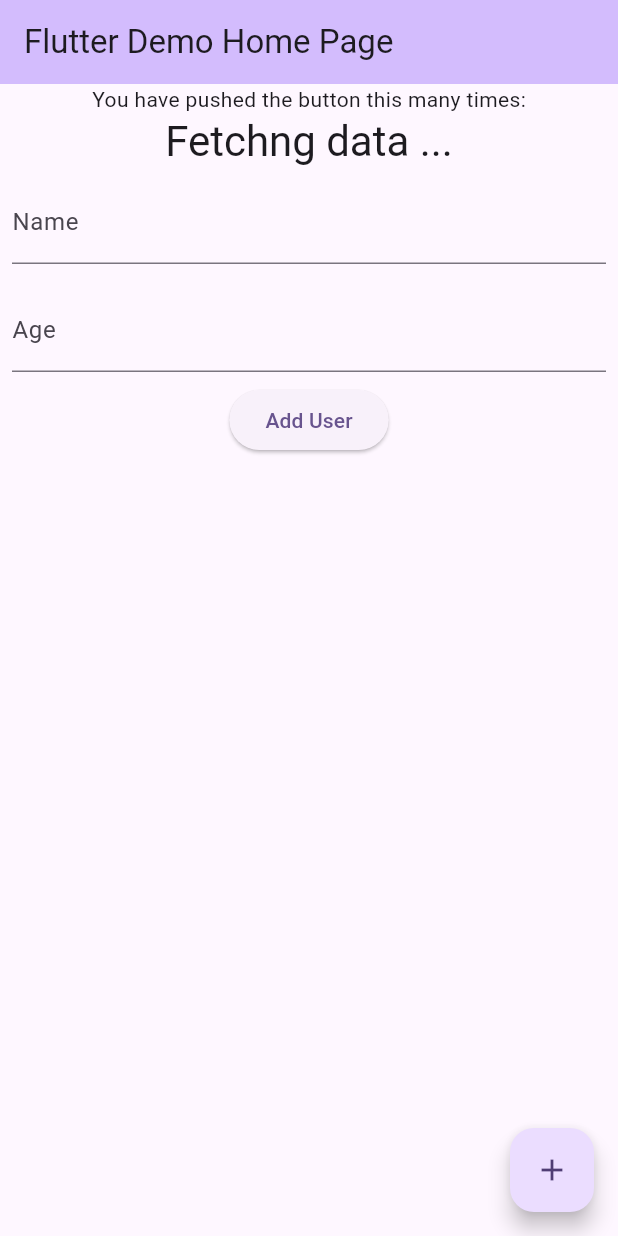
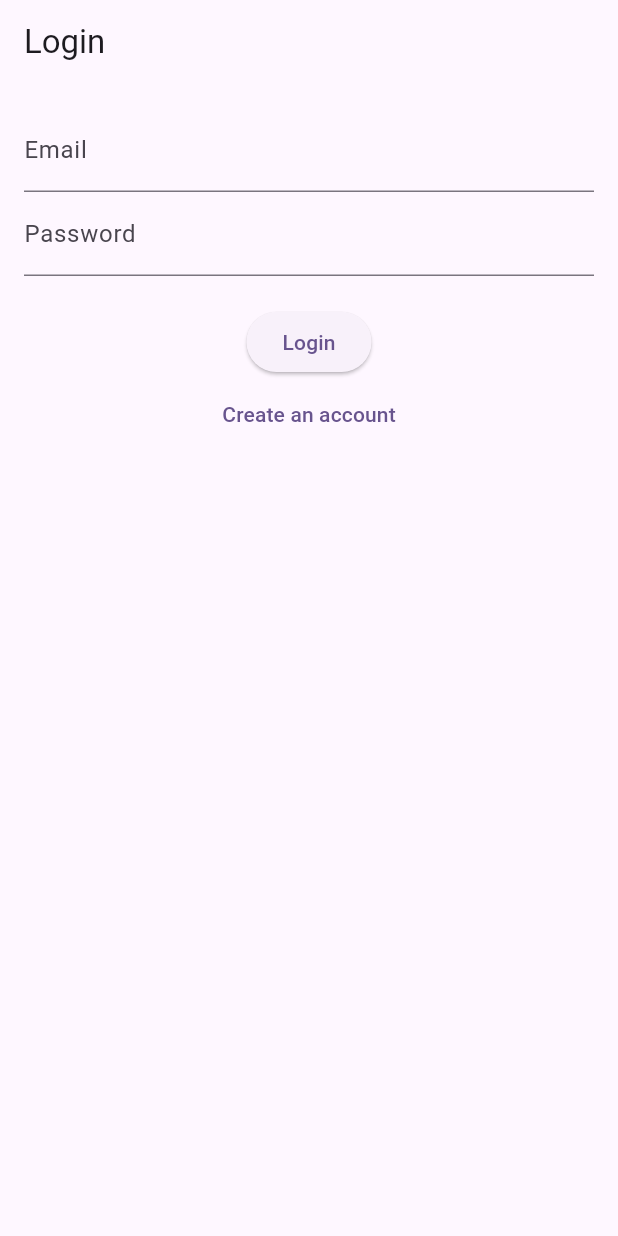
Before and after one commit to binodcoder/design_patterns, a Flutter app: the screen it shows after launch, on a phone screen of 412 x 824 dp. Run offline on Flutter 3.47's test engine with Material 3 defaults, Android fonts, the phone set to English and light mode, and no system bars; our stand-ins replace cloud_firestore, firebase_auth, firebase_core; accounts and stored records are empty.

Commit message:
singleton auth service implementation for firebase

```diff
--- /dev/null
+++ b/singleton/singleton_demo/lib/auth_screen.dart
@@ -0,0 +1,73 @@
+import 'package:firebase_auth/firebase_auth.dart';
+import 'package:flutter/material.dart';
+import 'auth_service.dart';
+import 'home_screen.dart';
+
+class AuthScreen extends StatefulWidget {
+  @override
+  _AuthScreenState createState() => _AuthScreenState();
+}
+
+class _AuthScreenState extends State<AuthScreen> {
+  final TextEditingController _emailController = TextEditingController();
+  final TextEditingController _passwordController = TextEditingController();
+  bool _isLogin = true;
+
+  void _authenticate() async {
+    String email = _emailController.text;
+    String password = _passwordController.text;
+
+    if (email.isEmpty || password.isEmpty) return;
+
+    if (_isLogin) {
+      User? user = await AuthService().signIn(email, password);
+      if (user != null) _navigateToHome();
+    } else {
+      User? user = await AuthService().signUp(email, password);
+      if (user != null) _navigateToHome();
+    }
+  }
+
+  void _navigateToHome() {
+    Navigator.pushReplacement(
+      context,
+      MaterialPageRoute(builder: (context) => HomeScreen()),
+    );
+  }
+
+  @override
+  Widget build(BuildContext context) {
+    return Scaffold(
+      appBar: AppBar(title: Text(_isLogin ? "Login" : "Sign Up")),
+      body: Padding(
+        padding: const EdgeInsets.all(16.0),
+        child: Column(
+          children: [
+            TextField(
+              controller: _emailController,
+              decoration: InputDecoration(labelText: "Email"),
+            ),
+            TextField(
+              controller: _passwordController,
+              decoration: InputDecoration(labelText: "Password"),
+              obscureText: true,
+            ),
+            SizedBox(height: 20),
+            ElevatedButton(
+              onPressed: _authenticate,
+              child: Text(_isLogin ? "Login" : "Sign Up"),
+            ),
+            TextButton(
+              onPressed: () {
+                setState(() {
+                  _isLogin = !_isLogin;
+                });
+              },
+              child: Text(_isLogin ? "Create an account" : "Already have an account? Login"),
+            ),
+          ],
+        ),
+      ),
+    );
+  }
+}
--- /dev/null
+++ b/singleton/singleton_demo/lib/auth_service.dart
@@ -0,0 +1,48 @@
+import 'package:firebase_auth/firebase_auth.dart';
+
+class AuthService {
+  static final AuthService _instance = AuthService._internal();
+  final FirebaseAuth _auth = FirebaseAuth.instance;
+
+  factory AuthService() {
+    return _instance;
+  }
+
+  AuthService._internal();
+
+  // Get the current user
+  User? get currentUser => _auth.currentUser;
+
+  // Sign up user
+  Future<User?> signUp(String email, String password) async {
+    try {
+      UserCredential userCredential = await _auth.createUserWithEmailAndPassword(
+        email: email,
+        password: password,
+      );
+      return userCredential.user;
+    } catch (e) {
+      print("Error: $e");
+      return null;
+    }
+  }
+
+  // Sign in user
+  Future<User?> signIn(String email, String password) async {
+    try {
+      UserCredential userCredential = await _auth.signInWithEmailAndPassword(
+        email: email,
+        password: password,
+      );
+      return userCredential.user;
+    } catch (e) {
+      print("Error: $e");
+      return null;
+    }
+  }
+
+  // Sign out user
+  Future<void> signOut() async {
+    await _auth.signOut();
+  }
+}
--- a/singleton/singleton_demo/lib/main.dart
+++ b/singleton/singleton_demo/lib/main.dart
@@ -1,7 +1,10 @@
 import 'package:firebase_core/firebase_core.dart';
 import 'package:flutter/material.dart';
 import 'package:singleton_demo/api_service.dart';
+import 'package:singleton_demo/auth_screen.dart';
+import 'package:singleton_demo/auth_service.dart';
 import 'package:singleton_demo/firestore_service.dart';
+import 'package:singleton_demo/home_screen.dart';
 import 'package:singleton_demo/todo.dart';
 
 void main() async {
@@ -37,7 +40,8 @@ class MyApp extends StatelessWidget {
         colorScheme: ColorScheme.fromSeed(seedColor: Colors.deepPurple),
         useMaterial3: true,
       ),
-      home: const MyHomePage(title: 'Flutter Demo Home Page'),
+      home: AuthService().currentUser != null ? HomeScreen() : AuthScreen(),
+      // home: const MyHomePage(title: 'Flutter Demo Home Page'),
     );
   }
 }
--- a/singleton/singleton_demo/pubspec.yaml
+++ b/singleton/singleton_demo/pubspec.yaml
@@ -37,6 +37,7 @@ dependencies:
   http: ^1.3.0
   firebase_core: ^3.11.0
   cloud_firestore: ^5.6.3
+  firebase_auth: ^5.4.2
 
 dev_dependencies:
   flutter_test:
```
Also changed, not shown: singleton/singleton_demo/lib/home_screen.dart (added, +89 -0 lines), singleton/singleton_demo/pubspec.lock, 4 other files.
